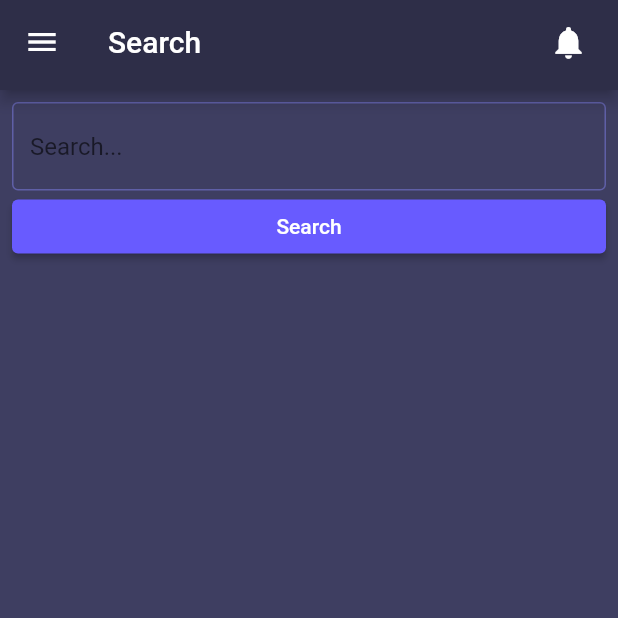
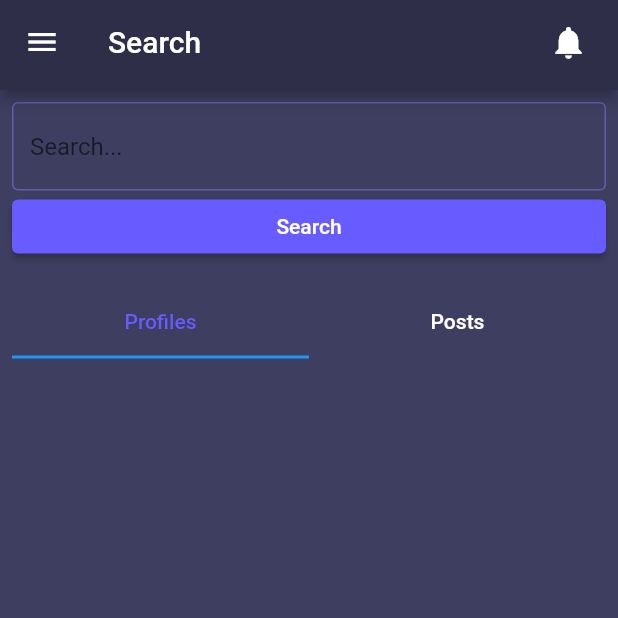
Before and after one commit to Careergy/Careergy-Applicant, a Flutter app: the SearchScreen screen opened directly, after a tap on the "menu" icon, after a tap on the "notifications" icon, on a phone screen of 412 x 824 dp, the top half of it. Run offline on Flutter 3.47's test engine with Material 2 defaults, Android fonts, the phone set to English and light mode, and no system bars; our stand-ins replace adaptive_theme, calendar_date_picker2, cloud_firestore, file_picker, firebase_auth, firebase_core and 5 more; missing offline and left inert: dart:html, flutter_autocomplete_label, flutter_document_picker, syncfusion_flutter_pdfviewer, textfield_tags; accounts and stored records are empty; network calls fail.

Commit message:
search and company screens

```diff
--- /dev/null
+++ b/lib/models/company.dart
@@ -0,0 +1,31 @@
+class Company {
+  final String address;
+  final String bio;
+  final String email;
+  final String name;
+  final String phone;
+  final String photoName;
+  final String photoUrl;
+
+  Company({
+    required this.address,
+    required this.bio,
+    required this.email,
+    required this.name,
+    required this.phone,
+    required this.photoName,
+    required this.photoUrl,
+  });
+
+  factory Company.fromJson(Map<String, dynamic> json) {
+    return Company(
+      address: json['address'] ?? '',
+      bio: json['bio'] ?? '',
+      email: json['email'] ?? '',
+      name: json['name'] ?? '',
+      phone: json['phone'] ?? '',
+      photoName: json['photoName'] ?? '',
+      photoUrl: json['photoUrl'] ?? '',
+    );
+  }
+}
--- /dev/null
+++ b/lib/models/post.dart
@@ -0,0 +1,34 @@
+class Post {
+  bool active;
+  String city;
+  String description;
+  String experienceYears;
+  String jobTitle;
+  String major;
+  String timestamp;
+  String uid;
+
+  Post({
+    required this.active,
+    required this.city,
+    required this.description,
+    required this.experienceYears,
+    required this.jobTitle,
+    required this.major,
+    required this.timestamp,
+    required this.uid,
+  });
+
+  factory Post.fromJson(Map<String, dynamic> data) {
+    return Post(
+      active: data['active'],
+      city: data['city'],
+      description: data['descreption'],
+      experienceYears: data['experience_years'],
+      jobTitle: data['job_title'],
+      major: data['major'],
+      timestamp: data['timestamp'],
+      uid: data['uid'],
+    );
+  }
+}
--- a/lib/screens/search_screen.dart
+++ b/lib/screens/search_screen.dart
@@ -14,6 +14,10 @@ import 'package:flutter/material.dart';
 import 'package:cloud_firestore/cloud_firestore.dart';
 import 'package:firebase_core/firebase_core.dart';
 
+import '../models/company.dart';
+import '../models/post.dart';
+import 'apply_for_company_Screen.dart';
+
 class SearchScreen extends StatefulWidget {
   const SearchScreen({Key? key}) : super(key: key);
 
@@ -24,6 +28,125 @@ class SearchScreen extends StatefulWidget {
 class _SearchScreenState extends State<SearchScreen> {
   final TextEditingController _searchController = TextEditingController();
   String _searchText = '';
+  String _selectedCity = 'Riyadh'; // Default selected city
+  List<Company> _companies = []; // Array to store all the companies
+  List<Post> _posts = []; // Array to store all the posts
+  List _postsIDs = [];
+
+  Widget _buildProfileList() {
+    return ListView.builder(
+      itemCount: _companies.length,
+      itemBuilder: (BuildContext context, int index) {
+        final profile = _companies[index];
+        return ListTile(
+          title: InkWell(
+            onTap: () {
+              Navigator.push(
+                context,
+                MaterialPageRoute(
+                  builder: (context) => CompanyProfile(
+                    companyName: profile.name,
+                    jobs: ['jobs'],
+                    bio: profile.bio,
+                    image: profile.photoUrl,
+                    email: profile.email,
+                    phone: profile.phone,
+                  ),
+                ),
+              );
+            },
+            child: Card(
+              elevation: 4,
+              child: Row(
+                children: [
+                  SizedBox(
+                      width: 64,
+                      height: 64,
+                      child: Padding(
+                        padding: const EdgeInsets.all(4.0),
+                        child: Image.network(profile.photoUrl),
+                      )),
+                  SizedBox(width: 8),
+                  Text(profile.name),
+                ],
+              ),
+            ),
+          ),
+        );
+      },
+    );
+  }
+
+  Widget _buildPostList() {
+    return ListView.builder(
+      itemCount: _posts.length,
+      itemBuilder: (BuildContext context, int index) {
+        final post = _posts[index];
+        return ListTile(
+          title: InkWell(
+            onTap: () {},
+            child: Card(
+              elevation: 4,
+              child: Row(
+                children: [
+                  SizedBox(
+                      width: 64,
+                      height: 64,
+                      child: Padding(
+                        padding: const EdgeInsets.all(4.0),
+                        child: Text('f'),
+                      )),
+                  SizedBox(width: 8),
+                  Text('fr'),
+                ],
+              ),
+            ),
+          ),
+        );
+      },
+    );
+  }
+
+  @override
+  void initState() {
+    super.initState();
+    _initData();
+  }
+
+  Future<void> _initData() async {
+    await _fetchCompanies();
+    await _fetchPosts();
+    print(_posts.isEmpty ? 'loool' : 'nopee');
+  }
+
+  Future _fetchCompanies() async {
+    final companiesSnapshot =
+        await FirebaseFirestore.instance.collection('companies').get();
+
+    final List<Company> companies = companiesSnapshot.docs
+        .map((doc) => Company.fromJson(doc.data()))
+        .toList();
+
+    setState(() {
+      _companies = companies;
+    });
+  }
+
+  Future _fetchPosts() async {
+    final postsSnapshot =
+        await FirebaseFirestore.instance.collection('posts').get();
+
+    final List<Post> posts =
+        postsSnapshot.docs.map((doc) => Post.fromJson(doc.data())).toList();
+
+    final allDataUid =
+        postsSnapshot.docs.map((doc) => doc.reference.id).toList();
+
+    setState(() {
+      _posts = posts;
+      _postsIDs = allDataUid;
+    });
+  }
 
   void _search() {
     setState(() {
@@ -63,63 +186,30 @@ class _SearchScreenState extends State<SearchScreen> {
                 child: const Text('Search'),
               ),
               const SizedBox(height: 16),
-              StreamBuilder<QuerySnapshot>(
-                stream: FirebaseFirestore.instance
-                    .collection('companies')
-                    .where('name', isGreaterThanOrEqualTo: _searchText)
-                    .where('name', isLessThan: '${_searchText}z')
-                    .snapshots(),
-                builder: (context, snapshot) {
-                  if (snapshot.hasData) {
-                    // print('has data');
-                    final List<DocumentSnapshot> documents =
-                        snapshot.data!.docs;
-                    return ListView.builder(
-                      shrinkWrap: true,
-                      itemCount: documents.length,
-                      itemBuilder: (context, index) {
-                        final Map<String, dynamic> data =
-                            documents[index].data() as Map<String, dynamic>;
-                        return Column(
-                          children: [
-                            InkWell(
-                              onTap: () {
-                                Navigator.push(
-                                  context,
-                                  MaterialPageRoute(
-                                    builder: (context) => CompanyProfile(
-                                      companyName: '',
-                                      bio: '',
-                                      image: '',
-                                      jobs: [],
-                                    ),
-                                  ),
-                                );
-                              },
-                              child: ListTile(
-                                title: Text(
-                                  data['name'],
-                                  style: const TextStyle(color: Colors.white),
-                                ),
-                                subtitle: Text(
-                                  data['email'],
-                                  style: const TextStyle(color: Colors.white70),
-                                ),
-                              ),
-                            ),
-                            divider,
-                          ],
-                        );
-                      },
-                    );
-                  } else if (snapshot.hasError) {
-                    // print('has error');
-                    return Text('Error: ${snapshot.error}');
-                  } else {
-                    // print('else');
-                    return const Center(child: CircularProgressIndicator());
-                  }
-                },
+              DefaultTabController(
+                length: 2,
+                child: Column(
+                  crossAxisAlignment: CrossAxisAlignment.stretch,
+                  children: [
+                    TabBar(
+                      labelColor: primaryColor,
+                      unselectedLabelColor: white,
+                      tabs: [
+                        Tab(text: 'Profiles'),
+                        Tab(text: 'Posts'),
+                      ],
+                    ),
+                    Container(
+                      height: MediaQuery.of(context).size.height * 0.6,
+                      child: TabBarView(
+                        children: [
+                          _buildProfileList(),
+                          _buildPostList(),
+                        ],
+                      ),
+                    ),
+                  ],
+                ),
               ),
             ],
           ),
```
Also changed, not shown: lib/screens/company_profile.dart (+22 -7 lines), 1 other file.
